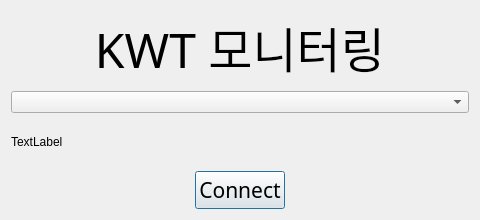
Qt form ConnectForm.ui (DeathByS/PythonProject) before a commit.
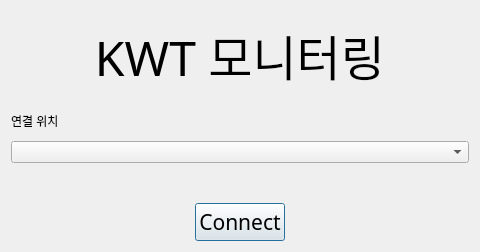
The same form after that commit.

What changed in the file:
```diff
--- a/ConnectForm.ui
+++ b/ConnectForm.ui
@@ -10,7 +10,7 @@
     <x>0</x>
     <y>0</y>
     <width>480</width>
-    <height>220</height>
+    <height>252</height>
    </rect>
   </property>
   <property name="windowTitle">
@@ -40,13 +40,20 @@
    </item>
    <item row="1" column="0">
     <layout class="QVBoxLayout" name="verticalLayout_4">
+     <item>
+      <widget class="QLabel" name="label_2">
+       <property name="text">
+        <string>연결 위치</string>
+       </property>
+      </widget>
+     </item>
      <item>
       <widget class="QComboBox" name="connectListBox"/>
      </item>
      <item>
       <widget class="QLabel" name="ipLabel">
        <property name="text">
-        <string>TextLabel</string>
+        <string/>
        </property>
       </widget>
      </item>
```
